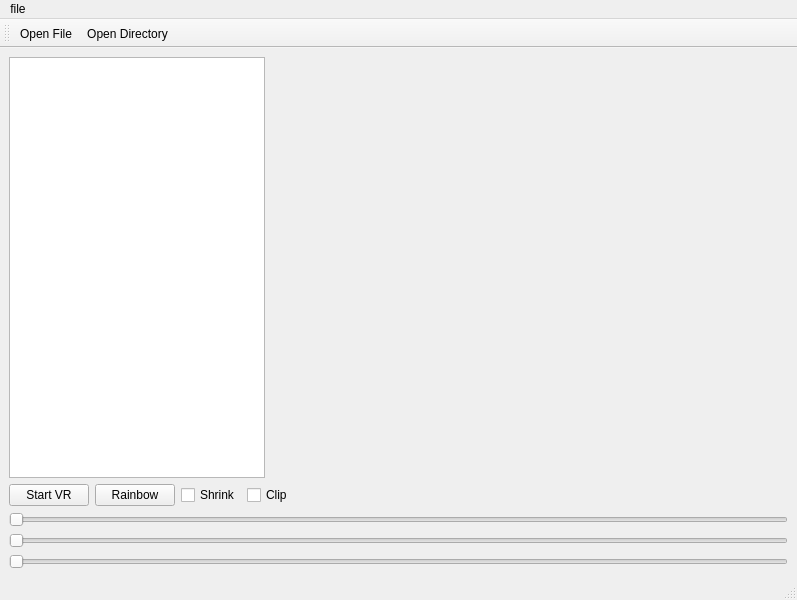
This is testProject/mainwindow.ui in izzyzandi/2022_GROUP_5 as Qt 5 draws it before an edit. The edited form follows.
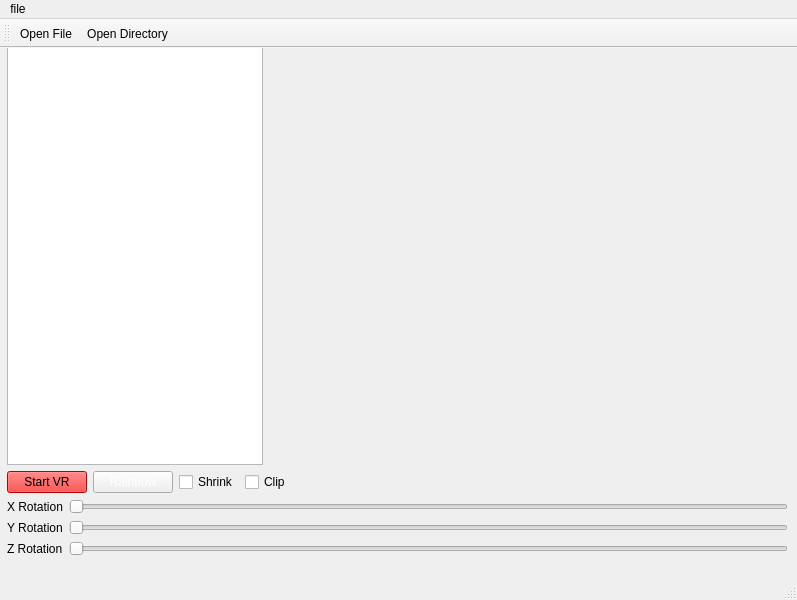
This is the edited form. Icons and pictures are not drawn. Custom widgets are drawn as their Qt base class.

```diff
--- a/testProject/mainwindow.ui
+++ b/testProject/mainwindow.ui
@@ -14,6 +14,17 @@
    <string>MainWindow</string>
   </property>
   <widget class="QWidget" name="centralwidget">
+   <widget class="QWidget" name="layoutWidget">
+    <property name="geometry">
+     <rect>
+      <x>7</x>
+      <y>-3</y>
+      <width>781</width>
+      <height>511</height>
+     </rect>
+    </property>
+    <layout class="QVBoxLayout" name="verticalLayout_2">
+     <item>
    <layout class="QVBoxLayout" name="verticalLayout">
     <item>
      <layout class="QHBoxLayout" name="horizontalLayout_2">
@@ -49,6 +60,10 @@
      <layout class="QHBoxLayout" name="horizontalLayout">
       <item>
        <widget class="QPushButton" name="PushButton">
+           <property name="styleSheet">
+            <string notr="true">background-color:red;
+</string>
+           </property>
         <property name="text">
          <string>Start VR</string>
         </property>
@@ -56,6 +71,21 @@
       </item>
       <item>
        <widget class="QPushButton" name="pushButton_2">
+           <property name="styleSheet">
+            <string notr="true">QPushButton {
+	font: 700 9pt &quot;Segoe UI&quot;;
+	color: white;
+	background: qlineargradient(x1:0, y1:0, x2:1, y2:0, 
+		stop:0 red,
+		stop:0.17 orange,
+		stop:0.33 yellow,
+		stop:0.5 green,
+		stop:0.67 blue,
+		stop:0.83 indigo,
+		stop:1 violet);
+}
+</string>
+           </property>
         <property name="text">
          <string>Rainbow</string>
         </property>
@@ -90,10 +120,32 @@
       </item>
      </layout>
     </item>
+      </layout>
+     </item>
+     <item>
+      <layout class="QHBoxLayout" name="horizontalLayout_3">
+       <item>
+        <widget class="QLabel" name="label">
+         <property name="text">
+          <string>X Rotation</string>
+         </property>
+        </widget>
+       </item>
     <item>
      <widget class="QSlider" name="XSlider">
       <property name="orientation">
        <enum>Qt::Horizontal</enum>
+         </property>
+        </widget>
+       </item>
+      </layout>
+     </item>
+     <item>
+      <layout class="QHBoxLayout" name="horizontalLayout_4">
+       <item>
+        <widget class="QLabel" name="label_2">
+         <property name="text">
+          <string>Y Rotation</string>
       </property>
      </widget>
     </item>
@@ -104,6 +156,17 @@
       </property>
      </widget>
     </item>
+      </layout>
+     </item>
+     <item>
+      <layout class="QHBoxLayout" name="horizontalLayout_5">
+       <item>
+        <widget class="QLabel" name="label_3">
+         <property name="text">
+          <string>Z Rotation</string>
+         </property>
+        </widget>
+       </item>
     <item>
      <widget class="QSlider" name="ZSlider">
       <property name="orientation">
@@ -112,6 +175,9 @@
      </widget>
     </item>
    </layout>
+     </item>
+    </layout>
+   </widget>
   </widget>
   <widget class="QMenuBar" name="menubar">
    <property name="geometry">
```
Left out of the diff: 5 changed lines with no effect on the pictures. Lines whose indentation alone changed are shown as unchanged.
